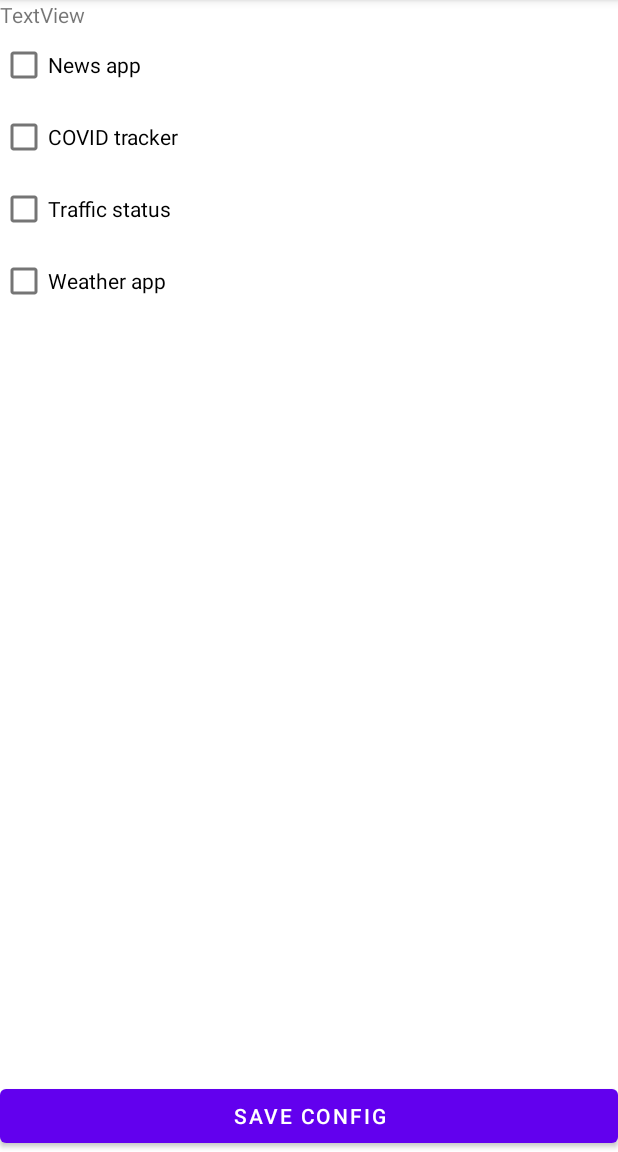
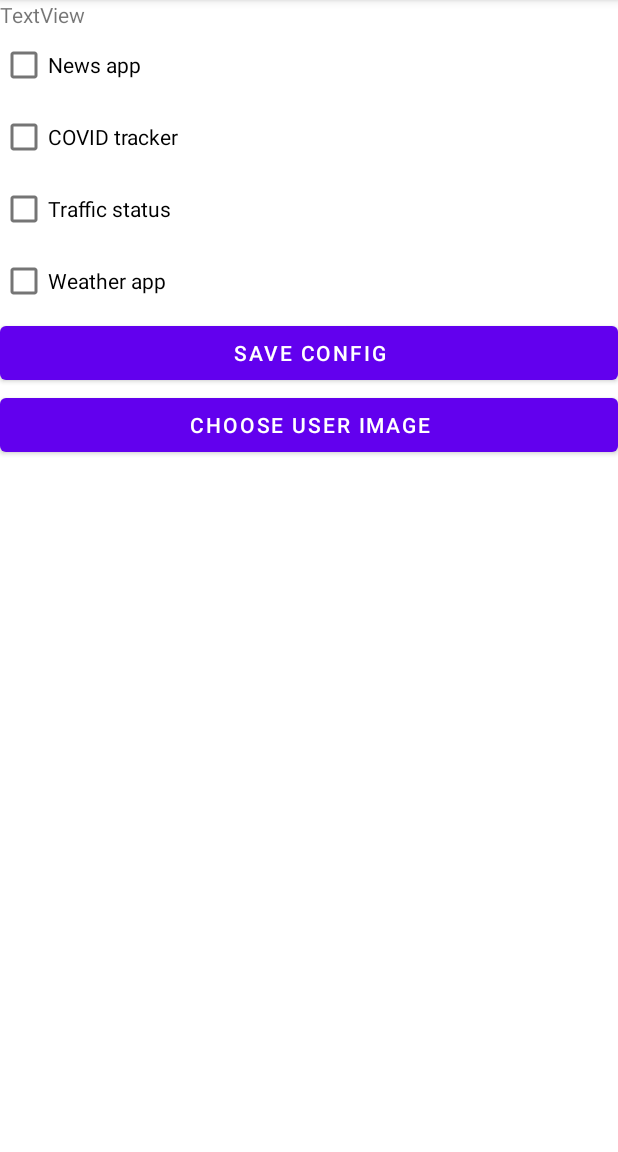
Before and after one commit to SE1-WS2020/InfoMirror, an Android app: the UserConfigActivity screen opened directly, with no data from a screen before it, on a phone screen of 412 x 824 dp, the part 84-1236 px from its top. Run offline under Robolectric (Android 15) with nearby library versions, the phone set to English and light mode, and no system bars; our stand-ins replace Volley; network calls fail.

Commit message:
implemented image upload (not yet working)

```diff
--- a/AndroidApp/app/build.gradle
+++ b/AndroidApp/app/build.gradle
@@ -29,6 +29,7 @@ android {
 }
 
 dependencies {
+    implementation 'com.squareup.okhttp3:okhttp:3.14.6'
     implementation 'com.android.volley:volley:1.1.1'
     implementation 'androidx.appcompat:appcompat:1.2.0'
     implementation 'com.google.android.material:material:1.2.1'
--- a/AndroidApp/app/src/main/AndroidManifest.xml
+++ b/AndroidApp/app/src/main/AndroidManifest.xml
@@ -4,6 +4,7 @@
     package="com.example.infomirrorapp">
 
     <uses-permission android:name="android.permission.INTERNET" />
+    <uses-permission android:name="android.permission.READ_EXTERNAL_STORAGE" />
 
     <application
         android:allowBackup="true"
@@ -14,7 +15,8 @@
         android:supportsRtl="true"
         android:theme="@style/Theme.InfoMirrorApp"
         tools:targetApi="m">
-        <activity android:name=".UserConfigActivity"></activity>
+        <activity android:name=".ChooseImageActivity"></activity>
+        <activity android:name=".UserConfigActivity" />
         <activity android:name=".RegisterActivity" />
         <activity android:name=".MainActivity">
             <intent-filter>
--- a/AndroidApp/app/src/main/java/com/example/infomirrorapp/RegisterActivity.java
+++ b/AndroidApp/app/src/main/java/com/example/infomirrorapp/RegisterActivity.java
@@ -71,6 +71,7 @@ public class RegisterActivity extends AppCompatActivity {
         JsonObjectRequest request = new JsonObjectRequest(Request.Method.POST, apiUrl, this.newUserData, new Response.Listener<JSONObject>() {
             @Override
             public void onResponse(JSONObject response) {
+                System.out.println(response);
                 debugView.setText(response.toString());
                 processRegisterResponse(response);
             }
--- a/AndroidApp/app/src/main/java/com/example/infomirrorapp/UserConfigActivity.java
+++ b/AndroidApp/app/src/main/java/com/example/infomirrorapp/UserConfigActivity.java
@@ -30,8 +30,12 @@ public class UserConfigActivity extends AppCompatActivity {
     private TextView debugView;
 
     private String token;
+    private String userEmail;
+
     private JSONObject configJson;
 
+
+    // TODO set initial values for checkboxes
     @Override
     protected void onCreate(Bundle savedInstanceState) {
         super.onCreate(savedInstanceState);
@@ -45,6 +49,7 @@ public class UserConfigActivity extends AppCompatActivity {
 
         Intent intent = getIntent();
         this.token = intent.getStringExtra(MainActivity.EXTRA_TOKEN);
+        this.userEmail = intent.getStringExtra(MainActivity.EXTRA_USER_EMAIL);
     }
 
     public void saveConfig(View view) {
@@ -85,7 +90,12 @@ public class UserConfigActivity extends AppCompatActivity {
             }};
 
         queue.add(request);
+    }
 
-
+    public void pushChooseImageActivity(View view) {
+        Intent intent = new Intent(this, ChooseImageActivity.class);
+        intent.putExtra(MainActivity.EXTRA_USER_EMAIL,  this.userEmail);
+        intent.putExtra(MainActivity.EXTRA_TOKEN,  this.token);
+        startActivity(intent);
     }
 }
--- a/AndroidApp/app/src/main/res/layout/activity_user_config.xml
+++ b/AndroidApp/app/src/main/res/layout/activity_user_config.xml
@@ -7,14 +7,19 @@
     tools:context=".UserConfigActivity">
 
     <LinearLayout
-        android:id="@+id/linearLayout"
         android:layout_width="match_parent"
         android:layout_height="match_parent"
         android:orientation="vertical"
-        app:layout_constraintBottom_toTopOf="@+id/saveConfigButton"
+        app:layout_constraintBottom_toBottomOf="parent"
         app:layout_constraintEnd_toEndOf="parent"
         app:layout_constraintStart_toStartOf="parent"
         app:layout_constraintTop_toTopOf="parent">
+
+        <LinearLayout
+            android:id="@+id/linearLayout"
+            android:layout_width="match_parent"
+            android:layout_height="wrap_content"
+            android:orientation="vertical">
 
             <TextView
                 android:id="@+id/debug1View"
@@ -48,13 +53,25 @@
 
         </LinearLayout>
 
+        <LinearLayout
+            android:layout_width="match_parent"
+            android:layout_height="wrap_content"
+            android:orientation="vertical">
+
             <Button
                 android:id="@+id/saveConfigButton"
                 android:layout_width="match_parent"
                 android:layout_height="wrap_content"
                 android:onClick="saveConfig"
-        android:text="Save config"
-        app:layout_constraintBottom_toBottomOf="parent"
-        app:layout_constraintEnd_toEndOf="parent"
-        app:layout_constraintStart_toStartOf="parent" />
+                android:text="Save config" />
+
+            <Button
+                android:id="@+id/chooseUserImageButton"
+                android:layout_width="match_parent"
+                android:layout_height="wrap_content"
+                android:onClick="pushChooseImageActivity"
+                android:text="choose user image" />
+        </LinearLayout>
+    </LinearLayout>
+
 </androidx.constraintlayout.widget.ConstraintLayout>
```
Also changed, not shown: AndroidApp/app/src/main/java/com/example/infomirrorapp/ChooseImageActivity.java (added, +118 -0 lines), AndroidApp/app/src/main/res/layout/activity_choose_image.xml (added, +39 -0 lines), 1 other file. Lines whose indentation alone changed are shown as unchanged.
